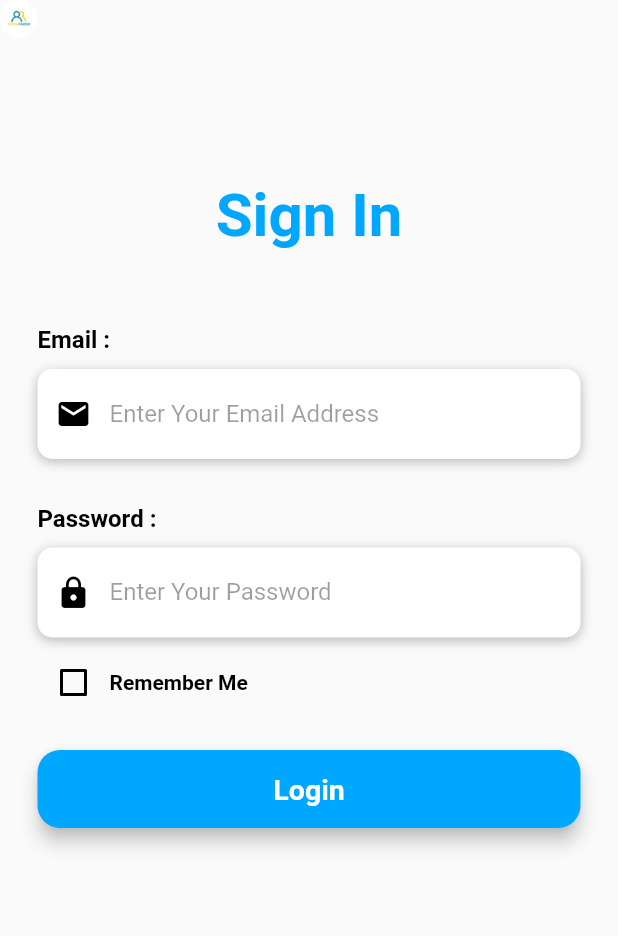
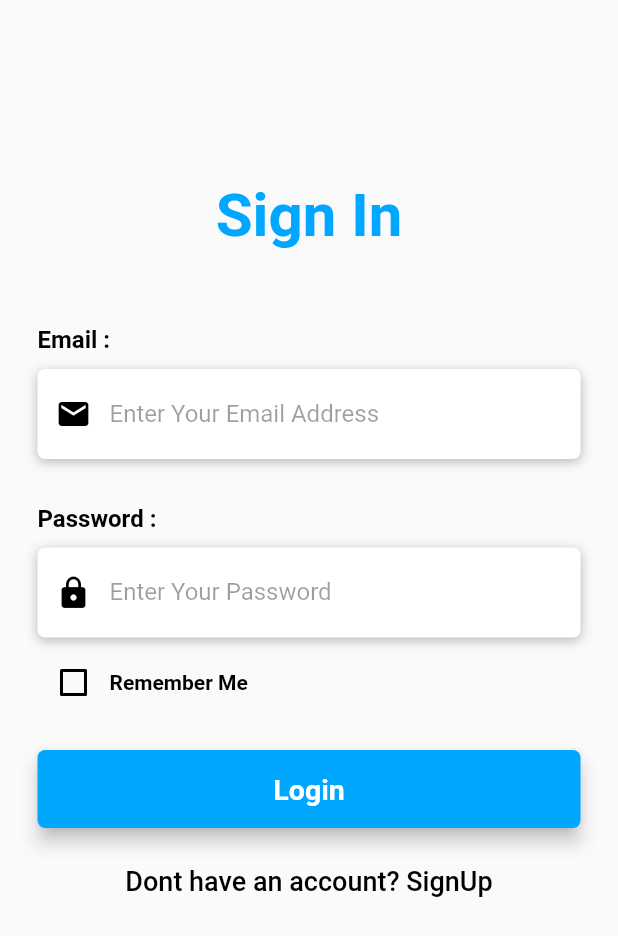
Before and after one commit to bagusbangselok/teach_finder_app, a Flutter app: the Login screen opened directly, on a phone screen of 412 x 824 dp. Shown: the top 936 px of the screen. Run offline on Flutter 3.47's test engine with Material 2 defaults, Android fonts, the phone set to English and light mode, and no system bars; our stand-ins replace animated_splash_screen, bloc, equatable, flutter_bloc, flutter_svg.

Commit message:
update login

```diff
--- a/lib/ui/login/login.dart
+++ b/lib/ui/login/login.dart
@@ -24,7 +24,7 @@ class _LoginState extends State<Login> {
             alignment: Alignment.centerLeft,
             decoration: BoxDecoration(
                 color: Colors.white,
-                borderRadius: BorderRadius.circular(10),
+                borderRadius: BorderRadius.circular(5),
                 boxShadow: [
                   BoxShadow(
                       color: Colors.black26,
@@ -65,7 +65,7 @@ class _LoginState extends State<Login> {
             alignment: Alignment.centerLeft,
             decoration: BoxDecoration(
                 color: Colors.white,
-                borderRadius: BorderRadius.circular(10),
+                borderRadius: BorderRadius.circular(5),
                 boxShadow: [
                   BoxShadow(
                       color: Colors.black26,
@@ -151,7 +151,7 @@ class _LoginState extends State<Login> {
           elevation: 5,
           padding: EdgeInsets.all(15),
           shape: RoundedRectangleBorder(
-            borderRadius: BorderRadius.circular(15),
+            borderRadius: BorderRadius.circular(5),
           ),
           primary: Color(0xFF00A7FF),
         ),
@@ -167,6 +167,27 @@ class _LoginState extends State<Login> {
     );
   }
 
+  Widget SignUpBtn() {
+    return GestureDetector(
+      onTap: () => print("Sign Up Pressed"),
+      child: RichText(
+        text: TextSpan(children: [
+          TextSpan(
+            text: 'Dont have an account? ',
+            style: TextStyle(
+                color: Colors.black, fontSize: 18, fontWeight: FontWeight.w500),
+          ),
+          TextSpan(
+              text: 'SignUp',
+              style: TextStyle(
+                  color: Colors.black,
+                  fontSize: 18,
+                  fontWeight: FontWeight.w500)),
+        ]),
+      ),
+    );
+  }
+
   @override
   Widget build(BuildContext context) {
     return Scaffold(
@@ -175,7 +196,6 @@ class _LoginState extends State<Login> {
       child: GestureDetector(
         child: Stack(
           children: <Widget>[
-            Image.asset("assets/icon/logo_app.png", height: 25),
             Container(
               height: double.infinity,
               child: SingleChildScrollView(
@@ -201,6 +221,7 @@ class _LoginState extends State<Login> {
                     RememberMe(),
                     SizedBox(height: 10),
                     LoginBtn(),
+                    SignUpBtn(),
                   ],
                 ),
               ),
--- a/lib/ui/welcome/welcome.dart
+++ b/lib/ui/welcome/welcome.dart
@@ -1,4 +1,5 @@
 import 'package:flutter/material.dart';
+import 'package:flutter_svg/flutter_svg.dart';
 import 'package:teach_finder_app/ui/login/login.dart';
 
 class Welcome extends StatelessWidget {
```
Also changed, not shown: assets/icon/icon_color.png, 1 other file.
